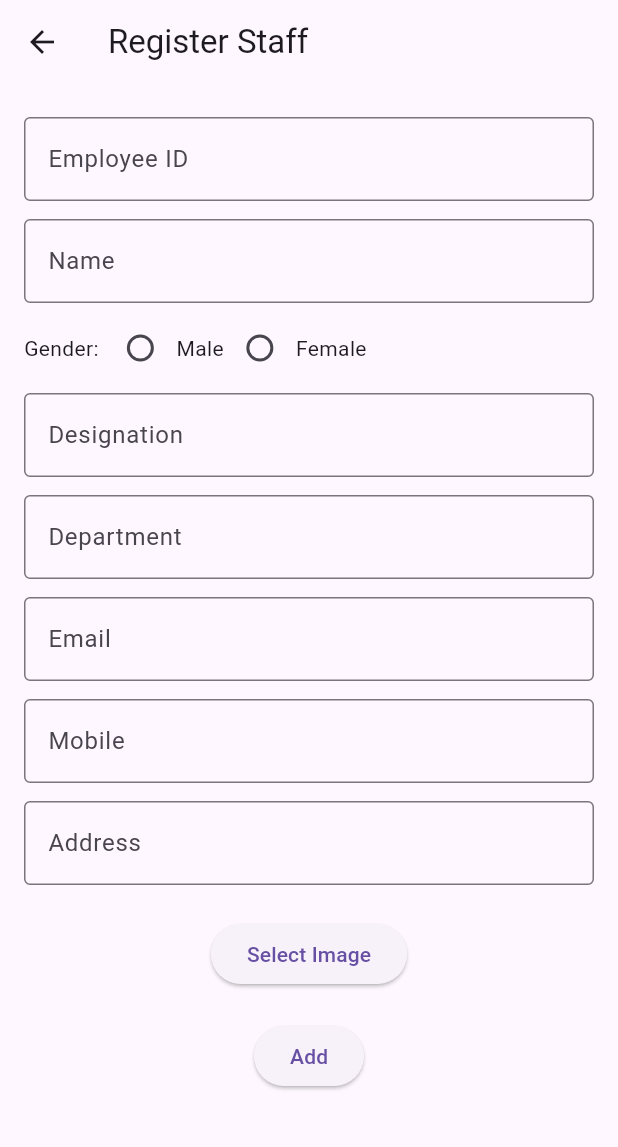
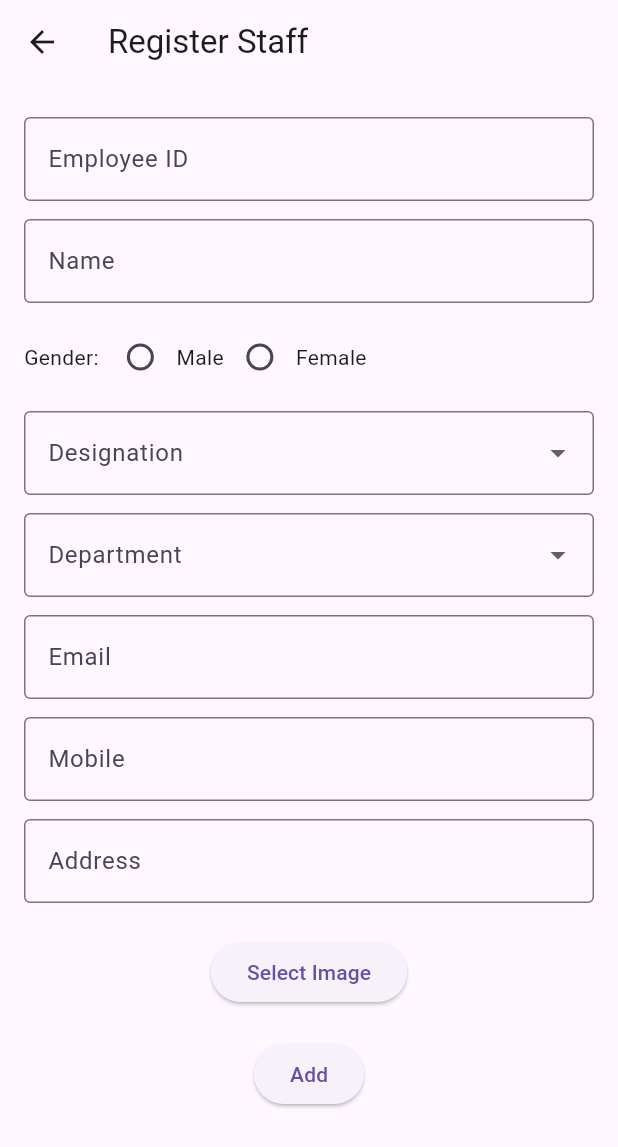
Before and after one commit to C-bhavana101005/svr-pro1, a Flutter app: the RegisterScreen screen opened by its route, on a phone screen of 412 x 824 dp. Shown: the top 1147 px of the screen. Run offline on Flutter 3.47's test engine with Material 3 defaults, Android fonts, the light colour scheme and no system bars; our stand-ins replace file_picker.

Commit message:
first commit

```diff
--- a/flutter_application_1/lib/register_screen.dart
+++ b/flutter_application_1/lib/register_screen.dart
@@ -12,14 +12,35 @@ class RegisterScreen extends StatefulWidget {
 class _RegisterScreenState extends State<RegisterScreen> {
   final TextEditingController employeeIdController = TextEditingController();
   final TextEditingController nameController = TextEditingController();
-  final TextEditingController designationController = TextEditingController();
-  final TextEditingController departmentController = TextEditingController();
   final TextEditingController emailController = TextEditingController();
   final TextEditingController mobileController = TextEditingController();
   final TextEditingController addressController = TextEditingController();
 
   String? gender;
   Uint8List? selectedImage;
+
+  String? selectedDesignation;
+  String? selectedDepartment;
+
+  final List<String> designationOptions = [
+    'Principal',
+    'HOD',
+    'Dean',
+    'Professor',
+    'Associate Professor',
+    'Assistant Professor',
+    'Non-Teaching Staff',
+  ];
+
+  final List<String> departmentOptions = [
+    'CSE',
+    'ECE',
+    'EEE',
+    'MECH',
+    'CIVIL',
+    'IT',
+    'H&S',
+  ];
 
   Future<void> pickImage() async {
     FilePickerResult? result = await FilePicker.platform.pickFiles(
@@ -40,7 +61,6 @@ class _RegisterScreenState extends State<RegisterScreen> {
   }
 
   void handleSubmit() {
-    // This is just a placeholder. In pre-Django version, this does nothing.
     ScaffoldMessenger.of(context).showSnackBar(
       const SnackBar(content: Text("Submitted (local only, no backend)")),
     );
@@ -57,8 +77,10 @@ class _RegisterScreenState extends State<RegisterScreen> {
             _buildTextField("Employee ID", employeeIdController),
             _buildTextField("Name", nameController),
             _buildGenderSelector(),
-            _buildTextField("Designation", designationController),
-            _buildTextField("Department", departmentController),
+            _buildDropdown("Designation", designationOptions, selectedDesignation,
+                (value) => setState(() => selectedDesignation = value)),
+            _buildDropdown("Department", departmentOptions, selectedDepartment,
+                (value) => setState(() => selectedDepartment = value)),
             _buildTextField("Email", emailController),
             _buildTextField("Mobile", mobileController),
             _buildTextField("Address", addressController),
@@ -88,8 +110,31 @@ class _RegisterScreenState extends State<RegisterScreen> {
     );
   }
 
+  Widget _buildDropdown(
+      String label, List<String> items, String? selected, ValueChanged<String?> onChanged) {
+    return Padding(
+      padding: const EdgeInsets.symmetric(vertical: 6),
+      child: DropdownButtonFormField<String>(
+        value: selected,
+        decoration: InputDecoration(
+          labelText: label,
+          border: const OutlineInputBorder(),
+        ),
+        items: items.map((item) {
+          return DropdownMenuItem<String>(
+            value: item,
+            child: Text(item),
+          );
+        }).toList(),
+        onChanged: onChanged,
+      ),
+    );
+  }
+
   Widget _buildGenderSelector() {
-    return Row(
+    return Padding(
+      padding: const EdgeInsets.symmetric(vertical: 6),
+      child: Row(
         children: [
           const Text("Gender: "),
           Radio<String>(
@@ -105,6 +150,7 @@ class _RegisterScreenState extends State<RegisterScreen> {
           ),
           const Text("Female"),
         ],
+      ),
     );
   }
 
--- a/flutter_application_1/lib/super_admin_1.dart
+++ b/flutter_application_1/lib/super_admin_1.dart
@@ -42,6 +42,14 @@ class _SuperAdmin1State extends State<SuperAdmin1> {
   ];
 
   int _selectedIndex = 0;
+
+  void _onMenuSelected(String value) {
+    if (value == 'staff') {
+      Navigator.pushNamed(context, '/staff');
+    } else if (value == 'register') {
+      Navigator.pushNamed(context, '/register');
+    }
+  }
 
   Widget buildSearchBar() {
     return Padding(
@@ -219,6 +227,20 @@ class _SuperAdmin1State extends State<SuperAdmin1> {
   Widget build(BuildContext context) {
     return Scaffold(
       backgroundColor: const Color(0xFFF5F5F5),
+      appBar: AppBar(
+        automaticallyImplyLeading: false, // Removes back arrow
+        title: const Text('Super Admin'),
+        backgroundColor: const Color(0xFF6A85B6),
+        actions: [
+          PopupMenuButton<String>(
+            onSelected: _onMenuSelected,
+            itemBuilder: (context) => [
+              const PopupMenuItem(value: 'staff', child: Text('Staff')),
+              const PopupMenuItem(value: 'register', child: Text('Register')),
+            ],
+          ),
+        ],
+      ),
       body: SafeArea(child: buildStaffList()),
       bottomNavigationBar: BottomNavigationBar(
         currentIndex: _selectedIndex,
```
Lines whose indentation alone changed are shown as unchanged.
